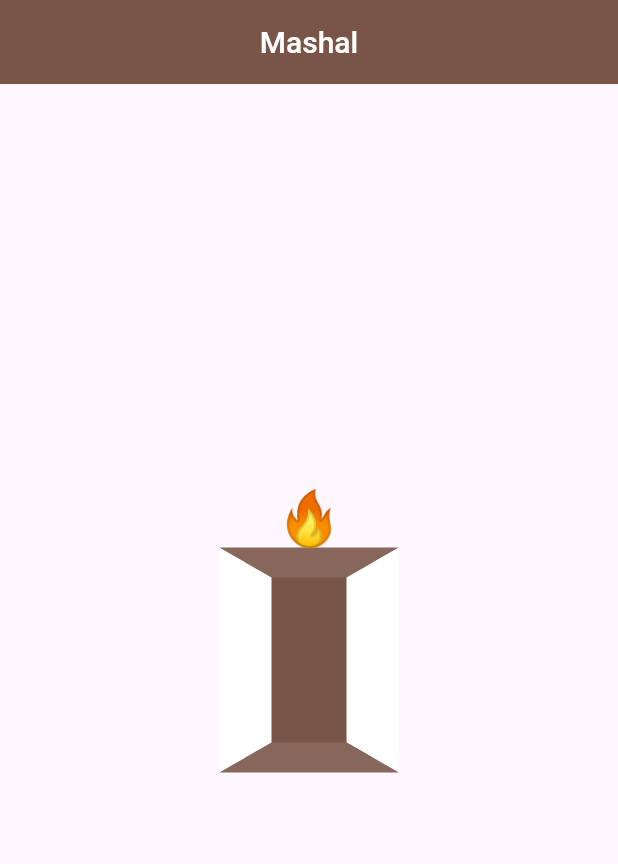
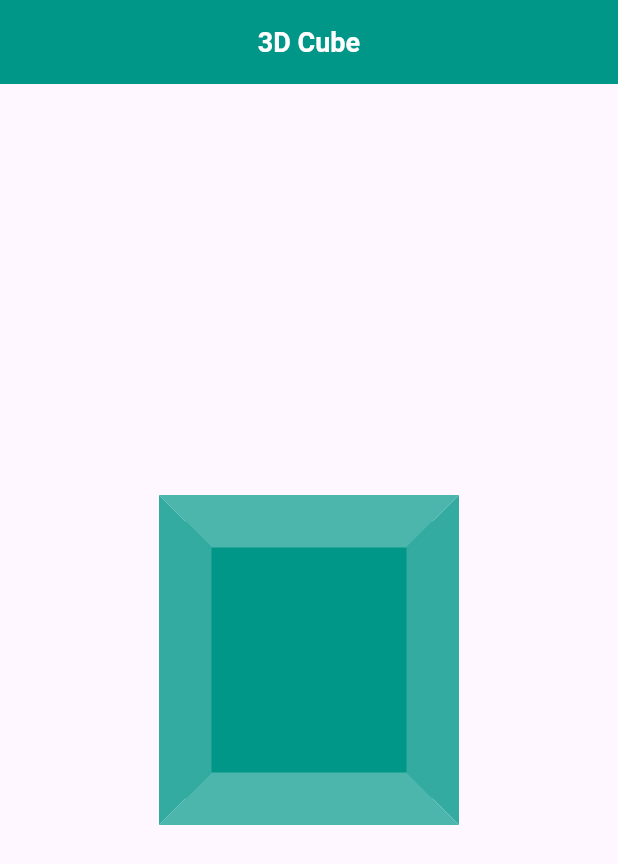
Before and after one commit to Zimil-Patel/e_commerce_tasks, a Flutter app: the screen it shows after launch, on a phone screen of 412 x 824 dp. Shown: the top 864 px of the screen. Run offline on Flutter 3.47's test engine with Material 3 defaults, Android fonts, the phone set to English and light mode, and no system bars.

Commit message:
02-02-2024

```diff
--- /dev/null
+++ b/lib/5.1/Cube.dart
@@ -0,0 +1,34 @@
+import 'package:flutter/material.dart';
+
+class Cube extends StatelessWidget {
+  const Cube({super.key});
+
+  @override
+  Widget build(BuildContext context) {
+    return MaterialApp(
+      debugShowCheckedModeBanner: false,
+      home: SafeArea(
+        child: Scaffold(
+          appBar: AppBar(
+            backgroundColor: const Color(0xff009688),
+            title: const Text('3D Cube', style: TextStyle(color: Colors.white, fontSize: 18, fontWeight: FontWeight.w600),),
+            centerTitle: true,
+          ),
+          body: Center(
+            child: Container(
+              height: 220,
+              width: 200,
+              decoration: const BoxDecoration(
+                  color:  Color(0xff009688),
+                  border: Border.symmetric(
+                      vertical: BorderSide(width: 35, color: Color(0xff33aba0)),
+                      horizontal: BorderSide(width: 35, color: Color(0xff4db6ac))
+                  )
+              ),
+            ),
+          ),
+        ),
+      ),
+    );
+  }
+}
--- a/lib/main.dart
+++ b/lib/main.dart
@@ -1,3 +1,5 @@
+import 'package:e_commerce_tasks/5.1/Cube.dart';
+import 'package:e_commerce_tasks/5.1/LetterCover.dart';
 import 'package:e_commerce_tasks/5.1/Mashal.dart';
 import 'package:e_commerce_tasks/5.1/MissionOfRNW.dart';
 import 'package:e_commerce_tasks/5.1/MixUp.dart';
@@ -5,5 +7,5 @@ import 'package:e_commerce_tasks/5.1/MyApp.dart';
 import 'package:flutter/material.dart';
 
 void main() {
-  runApp(const Mashal());
+  runApp(const Cube());
 }
```
Also changed, not shown: lib/5.1/LetterCover.dart (added, +34 -0 lines).
